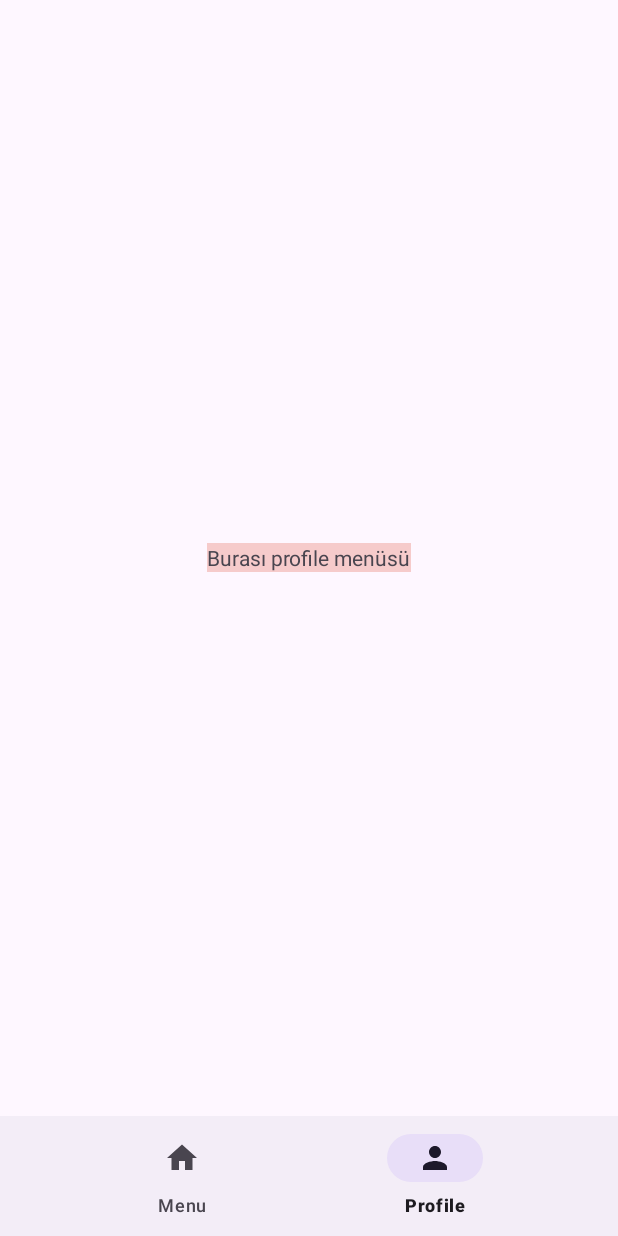
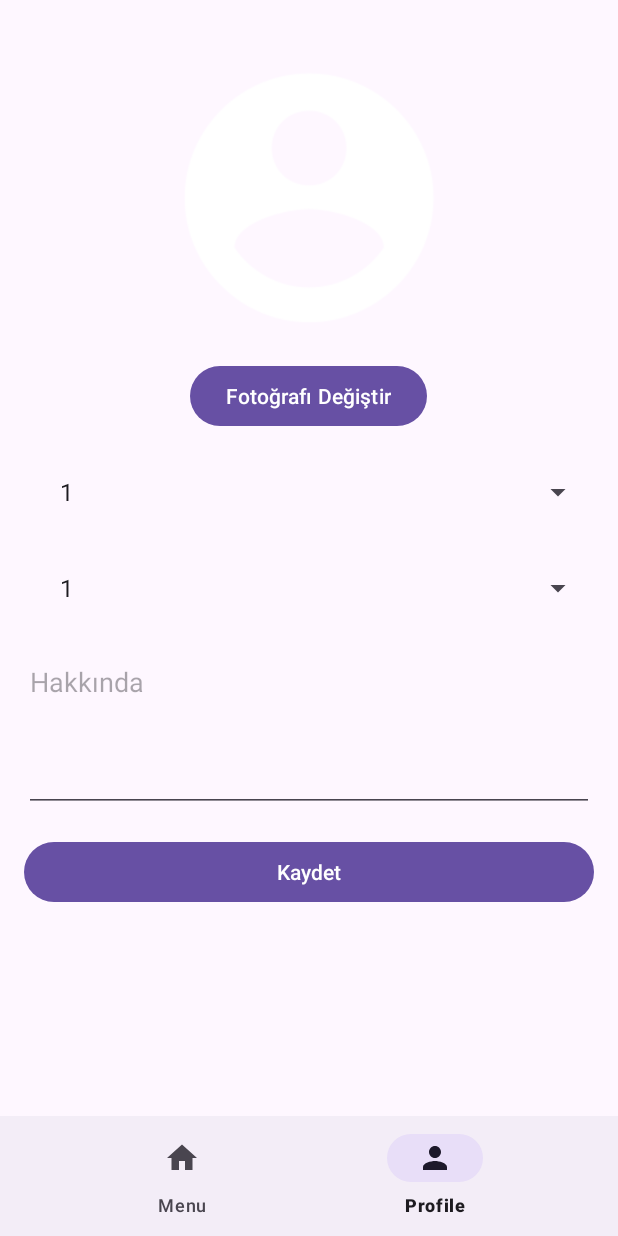
Before and after one commit to gokhangnccn/kisiselfitnessasistan, an Android app: the screen it shows after launch once a user with an empty profile is signed in (MainActivity), item 2 of the bottom bar chosen, on a phone screen of 412 x 824 dp. Run offline under Robolectric (Android 15) with nearby library versions, the phone set to English and light mode, and no system bars; our stand-ins replace Firebase (no records; nobody signed in at launch, a user with empty details on screens opened directly).

Commit message:
KFAMB-22 Kullanıcı profil resmi, yaş, kilo değiştirebilecek ve güncelleyebilecek.

```diff
--- a/app/build.gradle.kts
+++ b/app/build.gradle.kts
@@ -50,7 +50,13 @@ dependencies {
     implementation("com.google.android.material:material:1.12.0")
     implementation("androidx.constraintlayout:constraintlayout:2.1.4")
     implementation("com.google.firebase:firebase-auth:23.0.0")
+    implementation("com.google.firebase:firebase-firestore-ktx:25.0.0")
+    implementation("com.google.firebase:firebase-storage-ktx:21.0.0")
+    implementation("com.google.firebase:firebase-firestore:25.0.0")
+    implementation("com.google.firebase:firebase-storage:21.0.0")
     testImplementation("junit:junit:4.13.2")
     androidTestImplementation("androidx.test.ext:junit:1.1.5")
     androidTestImplementation("androidx.test.espresso:espresso-core:3.5.1")
+
+
 }
--- a/app/src/main/java/com/gokhan/kfa/MainActivity.kt
+++ b/app/src/main/java/com/gokhan/kfa/MainActivity.kt
@@ -19,20 +19,20 @@ class MainActivity : AppCompatActivity() {
         firebaseAuth = FirebaseAuth.getInstance()
 
         binding.bottomNavigationView.setOnItemSelectedListener { item ->
-            when(item.itemId) {
+            when (item.itemId) {
                 R.id.menu -> {
-                    replaceFragment(Menu())
+                    replaceFragment(Menu.newInstance("", ""))  // Assuming Menu fragment uses parameters
                     true
                 }
                 R.id.profile -> {
-                    replaceFragment(Profile())
+                    replaceFragment(Profile.newInstance())
                     true
                 }
                 else -> false
             }
         }
 
-        // Ensure only one fragment is initialized
+// Set default fragment
         if (savedInstanceState == null) {
             binding.bottomNavigationView.selectedItemId = R.id.menu
         }
--- a/app/src/main/java/com/gokhan/kfa/Profile.kt
+++ b/app/src/main/java/com/gokhan/kfa/Profile.kt
@@ -1,31 +1,67 @@
 package com.gokhan.kfa
 
+import android.app.Activity
+import android.content.Intent
+import android.graphics.Bitmap
+import android.graphics.BitmapFactory
+import android.net.Uri
+import android.os.AsyncTask
 import android.os.Bundle
-import androidx.fragment.app.Fragment
+import android.provider.MediaStore
 import android.view.LayoutInflater
 import android.view.View
 import android.view.ViewGroup
+import android.widget.ArrayAdapter
+import android.widget.Button
+import android.widget.EditText
+import android.widget.ImageView
+import android.widget.Toast
+import androidx.fragment.app.Fragment
+import com.google.firebase.auth.FirebaseAuth
+import com.google.firebase.auth.FirebaseUser
+import com.google.firebase.firestore.FirebaseFirestore
+import com.google.firebase.storage.FirebaseStorage
+import java.io.InputStream
+import java.net.HttpURLConnection
+import java.net.URL
+import android.widget.Spinner
 
-// TODO: Rename parameter arguments, choose names that match
-// the fragment initialization parameters, e.g. ARG_ITEM_NUMBER
-private const val ARG_PARAM1 = "param1"
-private const val ARG_PARAM2 = "param2"
 
-/**
- * A simple [Fragment] subclass.
- * Use the [Profile.newInstance] factory method to
- * create an instance of this fragment.
- */
 class Profile : Fragment() {
-    // TODO: Rename and change types of parameters
-    private var param1: String? = null
-    private var param2: String? = null
+
+    private lateinit var profileImageView: ImageView
+    private lateinit var changePhotoButton: Button
+    private lateinit var aboutEditText: EditText
+    private lateinit var saveButton: Button
+    private lateinit var ageSpinner: Spinner
+    private lateinit var weightSpinner: Spinner
+
+
+    private lateinit var firebaseAuth: FirebaseAuth
+    private lateinit var firestore: FirebaseFirestore
+    private lateinit var storage: FirebaseStorage
+    private var currentUser: FirebaseUser? = null
+
+
+
+    val MAX_AGE = 200
+    val MAX_WEIGHT = 300
+    val weightArray = Array(MAX_WEIGHT) { (it + 1).toString() }
+    val ageArray = Array(MAX_AGE) { (it + 1).toString() }
+    private val PICK_IMAGE_REQUEST = 71
 
     override fun onCreate(savedInstanceState: Bundle?) {
         super.onCreate(savedInstanceState)
-        arguments?.let {
-            param1 = it.getString(ARG_PARAM1)
-            param2 = it.getString(ARG_PARAM2)
+        firebaseAuth = FirebaseAuth.getInstance()
+        firestore = FirebaseFirestore.getInstance()
+        storage = FirebaseStorage.getInstance()
+        currentUser = firebaseAuth.currentUser
+
+        if (currentUser == null) {
+            Toast.makeText(context, "User not logged in", Toast.LENGTH_SHORT).show()
+            // Optionally, redirect to login screen or handle the case as needed
+        } else {
+            loadUserData()
         }
     }
 
@@ -33,27 +69,190 @@ class Profile : Fragment() {
         inflater: LayoutInflater, container: ViewGroup?,
         savedInstanceState: Bundle?
     ): View? {
-        // Inflate the layout for this fragment
-        return inflater.inflate(R.layout.fragment_profile, container, false)
+        val view = inflater.inflate(R.layout.fragment_profile, container, false)
+
+        profileImageView = view.findViewById(R.id.profileImageView)
+        changePhotoButton = view.findViewById(R.id.changePhotoButton)
+        ageSpinner = view.findViewById(R.id.ageSpinner)
+        weightSpinner = view.findViewById(R.id.weightSpinner)
+        aboutEditText = view.findViewById(R.id.aboutEditText)
+        saveButton = view.findViewById(R.id.saveButton)
+
+        // Adapter'ları oluştur
+        val ageAdapter = ArrayAdapter(requireContext(), android.R.layout.simple_spinner_item, (1..MAX_AGE).map { it.toString() })
+        ageAdapter.setDropDownViewResource(android.R.layout.simple_spinner_dropdown_item)
+
+        val weightAdapter = ArrayAdapter(requireContext(), android.R.layout.simple_spinner_item, (1..MAX_WEIGHT).map { it.toString() })
+        weightAdapter.setDropDownViewResource(android.R.layout.simple_spinner_dropdown_item)
+
+        ageSpinner.adapter = ageAdapter
+        weightSpinner.adapter = weightAdapter
+
+
+        aboutEditText = view.findViewById(R.id.aboutEditText)
+        saveButton = view.findViewById(R.id.saveButton)
+
+        changePhotoButton.setOnClickListener {
+            val intent = Intent(Intent.ACTION_PICK, MediaStore.Images.Media.EXTERNAL_CONTENT_URI)
+            startActivityForResult(intent, PICK_IMAGE_REQUEST)
+        }
+
+        saveButton.setOnClickListener {
+            saveUserInfo()
+        }
+
+        // loadUserData() fonksiyonunu kaldır
+        // loadUserData()
+
+        return view
     }
 
-    companion object {
-        /**
-         * Use this factory method to create a new instance of
-         * this fragment using the provided parameters.
-         *
-         * @param param1 Parameter 1.
-         * @param param2 Parameter 2.
-         * @return A new instance of fragment Profile.
-         */
-        // TODO: Rename and change types and number of parameters
-        @JvmStatic
-        fun newInstance(param1: String, param2: String) =
-            Profile().apply {
-                arguments = Bundle().apply {
-                    putString(ARG_PARAM1, param1)
-                    putString(ARG_PARAM2, param2)
+
+
+    private fun loadUserData() {
+        if (currentUser == null) {
+            Toast.makeText(requireContext(), "User not logged in", Toast.LENGTH_SHORT).show()
+            return
+        }
+
+        firestore.collection("users").document(currentUser!!.uid)
+            .get()
+            .addOnSuccessListener { document ->
+                if (document != null) {
+                    val ageIndex = ageArray.indexOf(document.getString("age"))
+                    val weightIndex = weightArray.indexOf(document.getString("weight"))
+
+                    // Age ve weight değerlerini uygun spinner öğelerine ayarla
+                    ageSpinner.setSelection(if (ageIndex != -1) ageIndex else 0)
+                    weightSpinner.setSelection(if (weightIndex != -1) weightIndex else 0)
+
+                    aboutEditText.setText(document.getString("about"))
+
+                    val profileImageUrl = document.getString("profileImageUrl")
+                    if (!profileImageUrl.isNullOrEmpty()) {
+                        // AsyncTask'i kullanarak profil resmini yükle
+                        ImageLoaderTask(profileImageView).execute(profileImageUrl)
+                    }
+                }
+            }
+            .addOnFailureListener { exception ->
+                Toast.makeText(requireContext(), "Failed to load user data: ${exception.message}", Toast.LENGTH_SHORT).show()
+            }
+    }
+
+
+
+
+
+
+    private fun saveUserInfo() {
+        val age = ageSpinner.selectedItem.toString()
+        val weight = weightSpinner.selectedItem.toString()
+        val about = aboutEditText.text.toString()
+
+        if (age.isEmpty() || weight.isEmpty() || about.isEmpty()) {
+            Toast.makeText(requireContext(), "Please fill out all fields", Toast.LENGTH_SHORT).show()
+            return
+        }
+
+        // Get the current user document
+        firestore.collection("users").document(currentUser!!.uid)
+            .get()
+            .addOnSuccessListener { document ->
+                if (document != null) {
+                    val currentProfileImageUrl = document.getString("profileImageUrl")
+
+                    // Create a map of the user information to update
+                    val userMap = hashMapOf(
+                        "age" to age,
+                        "weight" to weight,
+                        "about" to about,
+                        "profileImageUrl" to currentProfileImageUrl  // Retain the existing profile image URL
+                    )
+
+                    // Update the user document
+                    firestore.collection("users").document(currentUser!!.uid).set(userMap)
+                        .addOnSuccessListener {
+                            Toast.makeText(requireContext(), "Profile updated successfully", Toast.LENGTH_SHORT).show()
+                        }
+                        .addOnFailureListener { exception ->
+                            Toast.makeText(requireContext(), "Failed to update profile: ${exception.message}", Toast.LENGTH_SHORT).show()
+                        }
+                }
+            }
+            .addOnFailureListener { exception ->
+                Toast.makeText(requireContext(), "Failed to load current user data: ${exception.message}", Toast.LENGTH_SHORT).show()
+            }
+    }
+
+
+
+
+    override fun onActivityResult(requestCode: Int, resultCode: Int, data: Intent?) {
+        super.onActivityResult(requestCode, resultCode, data)
+        if (requestCode == PICK_IMAGE_REQUEST && resultCode == Activity.RESULT_OK) {
+            val selectedImageUri: Uri? = data?.data
+            if (selectedImageUri != null) {
+                profileImageView.setImageURI(selectedImageUri)
+                uploadImageToFirebase(selectedImageUri)
+            }
+        }
+    }
+
+    private fun uploadImageToFirebase(imageUri: Uri) {
+        val ref = storage.reference.child("profileImages/${currentUser!!.uid}")
+        ref.putFile(imageUri)
+            .addOnSuccessListener {
+                ref.downloadUrl.addOnSuccessListener { uri ->
+                    firestore.collection("users").document(currentUser!!.uid)
+                        .update("profileImageUrl", uri.toString())
+                        .addOnSuccessListener {
+                            // Context null kontrolü ekleniyor
+                            if (context != null) {
+                                Toast.makeText(context, "Profile photo updated", Toast.LENGTH_SHORT).show()
+                            }
+                        }
+                        .addOnFailureListener { exception ->
+                            // Context null kontrolü ekleniyor
+                            if (context != null) {
+                                Toast.makeText(context, "Failed to update profile photo: ${exception.message}", Toast.LENGTH_SHORT).show()
+                            }
+                        }
+                }
+            }
+            .addOnFailureListener { exception ->
+                // Context null kontrolü ekleniyor
+                if (context != null) {
+                    Toast.makeText(context, "Failed to upload profile photo: ${exception.message}", Toast.LENGTH_SHORT).show()
                 }
             }
     }
+
+
+    companion object {
+        @JvmStatic
+        fun newInstance() = Profile()
+    }
+
+    private class ImageLoaderTask(private val imageView: ImageView) : AsyncTask<String, Void, Bitmap?>() {
+        override fun doInBackground(vararg params: String?): Bitmap? {
+            val url = params[0]
+            return try {
+                val connection: HttpURLConnection = URL(url).openConnection() as HttpURLConnection
+                connection.doInput = true
+                connection.connect()
+                val input: InputStream = connection.inputStream
+                BitmapFactory.decodeStream(input)
+            } catch (e: Exception) {
+                e.printStackTrace()
+                null
+            }
+        }
+
+        override fun onPostExecute(result: Bitmap?) {
+            if (result != null) {
+                imageView.setImageBitmap(result)
+            }
+        }
+    }
 }
--- /dev/null
+++ b/app/src/main/res/drawable/circular_background.xml
@@ -0,0 +1,6 @@
+<?xml version="1.0" encoding="utf-8"?>
+<!-- circular_background.xml -->
+<shape xmlns:android="http://schemas.android.com/apk/res/android"
+    android:shape="oval">
+    <solid android:color="@color/gray" />
+</shape>
--- a/app/src/main/res/layout/activity_sign_in.xml
+++ b/app/src/main/res/layout/activity_sign_in.xml
@@ -4,7 +4,7 @@
     xmlns:tools="http://schemas.android.com/tools"
     android:layout_width="match_parent"
     android:layout_height="match_parent"
-    android:background="@drawable/gym12"
+    android:background="@drawable/login_register_background"
     app:layoutDescription="@xml/activity_main_scene"
     tools:context=".GirisEkrani">
 
--- a/app/src/main/res/layout/activity_sign_up.xml
+++ b/app/src/main/res/layout/activity_sign_up.xml
@@ -4,7 +4,7 @@
     xmlns:tools="http://schemas.android.com/tools"
     android:layout_width="match_parent"
     android:layout_height="match_parent"
-    android:background="@drawable/gym12"
+    android:background="@drawable/login_register_background"
     app:layoutDescription="@xml/activity_main_scene"
     tools:context=".KayitEkrani">
 
--- a/app/src/main/res/layout/fragment_profile.xml
+++ b/app/src/main/res/layout/fragment_profile.xml
@@ -1,16 +1,66 @@
-<?xml version="1.0" encoding="utf-8"?>
-<FrameLayout xmlns:android="http://schemas.android.com/apk/res/android"
-    xmlns:tools="http://schemas.android.com/tools"
+<ScrollView xmlns:android="http://schemas.android.com/apk/res/android"
     android:layout_width="match_parent"
     android:layout_height="match_parent"
-    tools:context=".Profile">
+    android:padding="16dp">
 
-    <!-- TODO: Update blank fragment layout -->
-    <TextView
-        android:layout_width="wrap_content"
+    <LinearLayout
+        android:layout_width="match_parent"
         android:layout_height="wrap_content"
-        android:text="Burası profile menüsü"
-        android:background="@color/light_red"
-        android:layout_gravity="center" />
+        android:orientation="vertical">
 
-</FrameLayout>
+        <ImageView
+            android:id="@+id/profileImageView"
+            android:layout_width="200dp"
+            android:layout_height="200dp"
+            android:layout_gravity="center"
+            android:layout_marginTop="16dp"
+            android:scaleType="centerCrop"
+            android:src="@drawable/ic_profile_placeholder" />
+
+        <Button
+            android:id="@+id/changePhotoButton"
+            android:layout_width="wrap_content"
+            android:layout_height="wrap_content"
+            android:text="Fotoğrafı Değiştir"
+            android:layout_gravity="center"
+            android:layout_marginTop="8dp" />
+
+        <Spinner
+            android:id="@+id/ageSpinner"
+            android:layout_width="match_parent"
+            android:layout_height="48dp"
+            android:layout_marginTop="16dp"
+            android:paddingVertical="12dp"
+            android:paddingHorizontal="16dp"
+            />
+
+        <Spinner
+            android:id="@+id/weightSpinner"
+            android:layout_width="match_parent"
+            android:layout_height="48dp"
+            android:layout_marginTop="16dp"
+            android:paddingVertical="12dp"
+            android:paddingHorizontal="16dp"
+             />
+
+
+
+
+        <EditText
+            android:id="@+id/aboutEditText"
+            android:layout_width="match_parent"
+            android:layout_height="wrap_content"
+            android:hint="Hakkında"
+            android:inputType="textMultiLine"
+            android:lines="4"
+            android:gravity="top"
+            android:layout_marginTop="16dp" />
+
+        <Button
+            android:id="@+id/saveButton"
+            android:layout_width="match_parent"
+            android:layout_height="wrap_content"
+            android:text="Kaydet"
+            android:layout_marginTop="16dp" />
+    </LinearLayout>
+</ScrollView>
```
Also changed, not shown: app/src/main/java/com/gokhan/kfa/ImageLoaderTask.kt (added, +32 -0 lines), app/src/main/res/drawable/ic_profile_placeholder.png (added), app/src/main/res/drawable/login_register_background.jpg (renamed from app/src/main/res/drawable/gym12.jpg).
